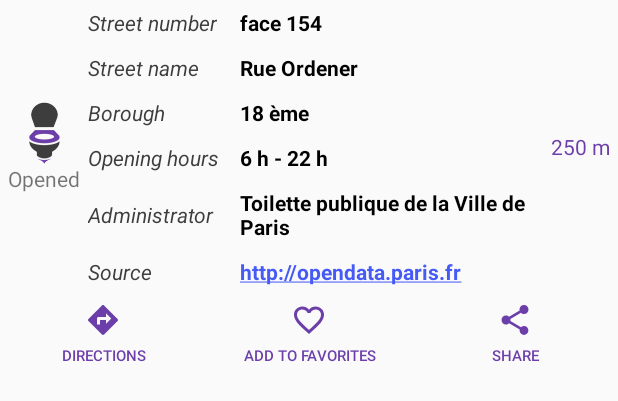
After one commit to Rominet/WayCludgie, an Android app: the layout fragment_sanisette_detail.xml on its own in the app's theme, with its tools: preview values and no code run, on a phone screen of 412 x 824 dp. The commit adds this screen. Shown: the top 401 px of the screen. Run offline under Robolectric (Android 15) with nearby library versions, the phone set to English and light mode, and no system bars.

Commit message:
Added detail layout

```diff
--- a/app/src/main/java/com/cryocrystal/waytocludgie/activity/MainActivity.kt
+++ b/app/src/main/java/com/cryocrystal/waytocludgie/activity/MainActivity.kt
@@ -39,7 +39,6 @@ class MainActivity : PresenterAppCompatActivity<MainPresenter>(), OnMapReadyCall
 
     override fun onSanisettesUpdated(sanisettes: List<SanisetteInfo>?) {
         val descriptor = BitmapDescriptorFactory.fromResource(R.drawable.toilet_opened_arrow)
-        mMap.clear()
         if (sanisettes != null){
             sanisettes.forEach {
                 mMap.addMarker(MarkerOptions()
--- /dev/null
+++ b/app/src/main/java/com/cryocrystal/waytocludgie/fragment/SanisetteDetailFragment.kt
@@ -0,0 +1,18 @@
+package com.cryocrystal.waytocludgie.fragment
+
+import android.os.Bundle
+import android.support.v4.app.Fragment
+import android.view.LayoutInflater
+import android.view.View
+import android.view.ViewGroup
+import com.cryocrystal.waytocludgie.R
+
+/**
+ * Created by destr on 28/02/2018.
+ */
+class SanisetteDetailFragment : Fragment(){
+
+    override fun onCreateView(inflater: LayoutInflater, container: ViewGroup?, savedInstanceState: Bundle?): View? {
+        return inflater.inflate(R.layout.fragment_sanisette_detail, container, false)
+    }
+}
--- a/app/src/main/java/com/cryocrystal/waytocludgie/presenter/MainPresenter.kt
+++ b/app/src/main/java/com/cryocrystal/waytocludgie/presenter/MainPresenter.kt
@@ -28,14 +28,6 @@ class MainPresenter(context: Context, private val contract: MainContract) : Pres
         SanisettesApiService.create()
     }
 
-    override fun create() {
-        super.create()
-
-        link(sanisettesVariable.observable.subscribe {
-            contract.onSanisettesUpdated(it.toList())
-        })
-    }
-
     fun fetchInfo() {
         link(sanisettesObservable.subscribeBy(
                 onNext = {
@@ -51,6 +43,10 @@ class MainPresenter(context: Context, private val contract: MainContract) : Pres
                     }
                 },
                 onError = { contract.onWebError(it) }))
+
+        link(sanisettesVariable.observable.subscribe {
+            contract.onSanisettesUpdated(it.toList())
+        })
     }
 
     private fun publishFromResultFromResponse(sanisettes : List<SanisetteInfo>?){
--- a/app/src/main/java/com/cryocrystal/waytocludgie/viewholder/SanisetteViewHolder.kt
+++ b/app/src/main/java/com/cryocrystal/waytocludgie/viewholder/SanisetteViewHolder.kt
@@ -11,7 +11,6 @@ class SanisetteViewHolder(parent: ViewGroup, onClickListener: View.OnClickListen
 
     init {
         itemView.setOnClickListener(onClickListener)
-        itemView.ibFavorite.setOnClickListener(onClickListener)
     }
 
     override fun bind(item: SanisetteInfo?) {
--- /dev/null
+++ b/app/src/main/res/drawable/ic_directions_24dp.xml
@@ -0,0 +1,9 @@
+<vector xmlns:android="http://schemas.android.com/apk/res/android"
+        android:width="24dp"
+        android:height="24dp"
+        android:viewportWidth="24.0"
+        android:viewportHeight="24.0">
+    <path
+        android:fillColor="#FF6b3ea9"
+        android:pathData="M21.71,11.29l-9,-9c-0.39,-0.39 -1.02,-0.39 -1.41,0l-9,9c-0.39,0.39 -0.39,1.02 0,1.41l9,9c0.39,0.39 1.02,0.39 1.41,0l9,-9c0.39,-0.38 0.39,-1.01 0,-1.41zM14,14.5V12h-4v3H8v-4c0,-0.55 0.45,-1 1,-1h5V7.5l3.5,3.5 -3.5,3.5z"/>
+</vector>
--- a/app/src/main/res/drawable/ic_list_black_24dp.xml
+++ b/app/src/main/res/drawable/ic_list_24dp.xml
@@ -4,6 +4,6 @@
         android:viewportWidth="24.0"
         android:viewportHeight="24.0">
     <path
-        android:fillColor="#FF000000"
+        android:fillColor="#FF6b3ea9"
         android:pathData="M3,13h2v-2L3,11v2zM3,17h2v-2L3,15v2zM3,9h2L5,7L3,7v2zM7,13h14v-2L7,11v2zM7,17h14v-2L7,15v2zM7,7v2h14L21,7L7,7z"/>
 </vector>
--- /dev/null
+++ b/app/src/main/res/drawable/ic_share_24dp.xml
@@ -0,0 +1,9 @@
+<vector xmlns:android="http://schemas.android.com/apk/res/android"
+        android:width="24dp"
+        android:height="24dp"
+        android:viewportWidth="24.0"
+        android:viewportHeight="24.0">
+    <path
+        android:fillColor="#FF6b3ea9"
+        android:pathData="M18,16.08c-0.76,0 -1.44,0.3 -1.96,0.77L8.91,12.7c0.05,-0.23 0.09,-0.46 0.09,-0.7s-0.04,-0.47 -0.09,-0.7l7.05,-4.11c0.54,0.5 1.25,0.81 2.04,0.81 1.66,0 3,-1.34 3,-3s-1.34,-3 -3,-3 -3,1.34 -3,3c0,0.24 0.04,0.47 0.09,0.7L8.04,9.81C7.5,9.31 6.79,9 6,9c-1.66,0 -3,1.34 -3,3s1.34,3 3,3c0.79,0 1.5,-0.31 2.04,-0.81l7.12,4.16c-0.05,0.21 -0.08,0.43 -0.08,0.65 0,1.61 1.31,2.92 2.92,2.92 1.61,0 2.92,-1.31 2.92,-2.92s-1.31,-2.92 -2.92,-2.92z"/>
+</vector>
--- a/app/src/main/res/drawable/ic_toggle_favorite.xml
+++ b/app/src/main/res/drawable/ic_toggle_favorite.xml
@@ -1,6 +1,6 @@
 <?xml version="1.0" encoding="utf-8"?>
 <selector xmlns:android="http://schemas.android.com/apk/res/android">
 
-    <item android:state_checked="true" android:drawable="@drawable/ic_favorite_black_24dp" />
-    <item android:drawable="@drawable/ic_favorite_border_black_24dp" />
+    <item android:state_checked="true" android:drawable="@drawable/ic_favorite_24dp" />
+    <item android:drawable="@drawable/ic_favorite_border_24dp" />
 </selector>
--- /dev/null
+++ b/app/src/main/res/layout/fragment_sanisette_detail.xml
@@ -0,0 +1,178 @@
+<?xml version="1.0" encoding="utf-8"?>
+<LinearLayout xmlns:android="http://schemas.android.com/apk/res/android"
+    xmlns:app="http://schemas.android.com/apk/res-auto"
+    xmlns:tools="http://schemas.android.com/tools"
+    android:layout_width="match_parent"
+    android:layout_height="wrap_content"
+    android:gravity="center"
+    android:orientation="vertical">
+
+    <LinearLayout
+        android:layout_width="match_parent"
+        android:layout_height="wrap_content"
+        android:gravity="center"
+        android:orientation="horizontal">
+
+        <LinearLayout
+            android:layout_width="wrap_content"
+            android:layout_height="match_parent"
+            android:gravity="center"
+            android:orientation="vertical"
+            android:padding="5dp">
+
+            <android.support.v7.widget.AppCompatImageView
+                android:id="@+id/ivStatus"
+                android:layout_width="wrap_content"
+                android:layout_height="wrap_content"
+                android:layout_gravity="center"
+                app:srcCompat="@drawable/toilet_opened_arrow" />
+
+            <android.support.v7.widget.AppCompatTextView
+                android:id="@+id/tvOpened"
+                android:layout_width="wrap_content"
+                android:layout_height="wrap_content"
+                tools:text="Opened" />
+        </LinearLayout>
+
+
+        <TableLayout
+            android:layout_width="0dp"
+            android:layout_height="wrap_content"
+            android:layout_weight="1"
+            android:shrinkColumns="1">
+
+            <TableRow style="@style/TableRow">
+
+                <android.support.v7.widget.AppCompatTextView
+                    android:layout_marginEnd="15dp"
+                    android:layout_marginRight="15dp"
+                    android:text="@string/street_number_label"
+                    style="@style/TableLabel" />
+
+                <android.support.v7.widget.AppCompatTextView
+                    android:id="@+id/tvStreetNumber"
+                    tools:text="face 154"
+                    style="@style/TableData" />
+            </TableRow>
+
+            <TableRow style="@style/TableRow">
+
+                <android.support.v7.widget.AppCompatTextView
+                    android:text="@string/street_name_label"
+                    style="@style/TableLabel" />
+
+                <android.support.v7.widget.AppCompatTextView
+                    android:id="@+id/tvStreetName"
+                    tools:text="Rue Ordener"
+                    style="@style/TableData" />
+            </TableRow>
+
+            <TableRow style="@style/TableRow">
+
+                <android.support.v7.widget.AppCompatTextView
+                    android:text="@string/borough_label"
+                    style="@style/TableLabel" />
+
+                <android.support.v7.widget.AppCompatTextView
+                    android:id="@+id/tvBorough"
+                    tools:text="18 ème"
+                    style="@style/TableData" />
+            </TableRow>
+
+            <TableRow style="@style/TableRow">
+
+                <android.support.v7.widget.AppCompatTextView
+                    android:text="@string/opening_hours_label"
+                    style="@style/TableLabel" />
+
+                <android.support.v7.widget.AppCompatTextView
+                    android:id="@+id/tvOpeningHours"
+                    tools:text="6 h - 22 h"
+                    style="@style/TableData" />
+            </TableRow>
+
+            <TableRow style="@style/TableRow">
+
+                <android.support.v7.widget.AppCompatTextView
+                    android:layout_gravity="center_vertical"
+                    android:text="@string/administrator_label"
+                    style="@style/TableLabel" />
+
+                <android.support.v7.widget.AppCompatTextView
+                    android:id="@+id/tvAdministrator"
+                    tools:text="Toilette publique de la Ville de Paris"
+                    style="@style/TableData" />
+            </TableRow>
+
+            <TableRow style="@style/TableRow">
+
+                <android.support.v7.widget.AppCompatTextView
+                    android:layout_gravity="center_vertical"
+                    android:text="@string/source_label"
+                    style="@style/TableLabel" />
+
+                <android.support.v7.widget.AppCompatTextView
+                    android:id="@+id/tvSource"
+                    android:autoLink="web"
+                    android:linksClickable="true"
+                    android:textColorLink="@color/links"
+                    tools:text="http://opendata.paris.fr"
+                    style="@style/TableData" />
+            </TableRow>
+
+        </TableLayout>
+
+        <android.support.v7.widget.AppCompatTextView
+            android:id="@+id/tvDistance"
+            android:layout_width="wrap_content"
+            android:layout_height="match_parent"
+            android:background="@null"
+            android:gravity="center"
+            android:padding="5dp"
+            android:textColor="@color/colorAccent"
+            app:srcCompat="@drawable/ic_toggle_favorite"
+            tools:text="250 m" />
+
+    </LinearLayout>
+
+    <LinearLayout
+        android:layout_marginTop="5dp"
+        android:gravity="center"
+        android:layout_width="match_parent"
+        android:layout_height="wrap_content">
+
+        <android.support.v7.widget.AppCompatButton
+            android:id="@+id/btDirections"
+            android:layout_width="0dp"
+            android:layout_height="wrap_content"
+            android:layout_weight="1"
+            android:background="@null"
+            android:textSize="10sp"
+            android:textColor="@color/colorAccent"
+            android:drawableTop="@drawable/ic_directions_24dp"
+            android:text="@string/directions" />
+
+        <ToggleButton
+            android:id="@+id/btFavorite"
+            android:layout_width="0dp"
+            android:layout_height="wrap_content"
+            android:layout_weight="1"
+            android:background="@null"
+            android:drawableTop="@drawable/ic_toggle_favorite"
+            android:textSize="10sp"
+            android:textColor="@color/colorAccent"
+            android:textOn="@string/remove_from_favorites"
+            android:textOff="@string/add_to_favorites"/>
+
+        <android.support.v7.widget.AppCompatButton
+            android:id="@+id/btShare"
+            android:layout_width="0dp"
+            android:layout_height="wrap_content"
+            android:layout_weight="1"
+            android:background="@null"
+            android:textSize="10sp"
+            android:textColor="@color/colorAccent"
+            android:drawableTop="@drawable/ic_share_24dp"
+            android:text="@string/share" />
+    </LinearLayout>
+</LinearLayout>
--- a/app/src/main/res/layout/fragment_sanisettes_list.xml
+++ b/app/src/main/res/layout/fragment_sanisettes_list.xml
@@ -9,7 +9,7 @@
         android:layout_height="@dimen/slidingPanelHeight"
         android:layout_gravity="center"
         android:button="@null"
-        android:drawableTop="@drawable/ic_list_black_24dp"
+        android:drawableTop="@drawable/ic_list_24dp"
         android:gravity="center"
         android:text="WC list" />
 
--- a/app/src/main/res/layout/item_sanisette.xml
+++ b/app/src/main/res/layout/item_sanisette.xml
@@ -1,10 +1,10 @@
 <?xml version="1.0" encoding="utf-8"?>
-<android.support.v7.widget.CardView
-    xmlns:android="http://schemas.android.com/apk/res/android"
+<android.support.v7.widget.CardView xmlns:android="http://schemas.android.com/apk/res/android"
     xmlns:app="http://schemas.android.com/apk/res-auto"
     xmlns:tools="http://schemas.android.com/tools"
     android:layout_width="match_parent"
     android:layout_height="wrap_content"
+    app:contentPadding="5dp"
     android:layout_marginBottom="@dimen/card_top_bottom_margin"
     android:layout_marginLeft="@dimen/card_sides_margin"
     android:layout_marginRight="@dimen/card_sides_margin"
@@ -12,8 +12,6 @@
     app:cardCornerRadius="@dimen/card_corner_radius">
 
     <LinearLayout xmlns:android="http://schemas.android.com/apk/res/android"
-        xmlns:app="http://schemas.android.com/apk/res-auto"
-        xmlns:tools="http://schemas.android.com/tools"
     android:layout_width="match_parent"
     android:layout_height="wrap_content"
     android:gravity="center"
@@ -63,18 +61,20 @@
         android:id="@+id/tvBorough"
         android:layout_width="wrap_content"
         android:layout_height="wrap_content"
-            android:layout_marginEnd="10dp"
-            android:layout_marginLeft="10dp"
-            android:layout_marginRight="10dp"
-            android:layout_marginStart="10dp"
+        android:padding="5dp"
         tools:text="18 ème" />
 
-        <android.support.v7.widget.AppCompatImageButton
-            android:id="@+id/ibFavorite"
-            android:layout_width="50dp"
-            android:layout_height="50dp"
+    <android.support.v7.widget.AppCompatTextView
+        android:id="@+id/tvDistance"
+        android:layout_width="wrap_content"
+        android:layout_height="match_parent"
         android:background="@null"
-            app:srcCompat="@drawable/ic_toggle_favorite" />
+        android:gravity="center"
+        android:padding="5dp"
+        android:textColor="@color/colorAccent"
+        app:srcCompat="@drawable/ic_toggle_favorite"
+        tools:text="250 m" />
 
 </LinearLayout>
+
 </android.support.v7.widget.CardView>
--- a/app/src/main/res/values/colors.xml
+++ b/app/src/main/res/values/colors.xml
@@ -5,4 +5,5 @@
     <color name="colorAccent">#6b3ea9</color>
 
     <color name="white">#FFFFFF</color>
+    <color name="links">#465af5</color>
 </resources>
--- a/app/src/main/res/values/strings.xml
+++ b/app/src/main/res/values/strings.xml
@@ -2,4 +2,14 @@
     <string name="app_name">Way to Cludgie</string>
     <string name="title_activity_markers">Way to Cludgie</string>
     <string name="borough_formated">%1$s ème</string>
+    <string name="street_number_label">Street number</string>
+    <string name="street_name_label">Street name</string>
+    <string name="borough_label">Borough</string>
+    <string name="opening_hours_label">Opening hours</string>
+    <string name="administrator_label">Administrator</string>
+    <string name="source_label">Source</string>
+    <string name="directions">Directions</string>
+    <string name="remove_from_favorites">Remove from favorites</string>
+    <string name="add_to_favorites">Add to favorites</string>
+    <string name="share">Share</string>
 </resources>
--- a/app/src/main/res/values/styles.xml
+++ b/app/src/main/res/values/styles.xml
@@ -9,4 +9,19 @@
         <item name="android:windowActionBarOverlay">true</item>
     </style>
 
+    <style name="TableRow">
+        <item name="android:paddingBottom">5dp</item>
+        <item name="android:paddingTop">5dp</item>
+    </style>
+
+    <style name="TableData">
+        <item name="android:textColor">@color/colorPrimaryDark</item>
+        <item name="android:textStyle">bold</item>
+    </style>
+
+    <style name="TableLabel">
+        <item name="android:textColor">@color/colorPrimary</item>
+        <item name="android:textStyle">italic</item>
+    </style>
+
 </resources>
```
Also changed, not shown: app/src/main/res/drawable/ic_favorite_24dp.xml (renamed from app/src/main/res/drawable/ic_favorite_black_24dp.xml), app/src/main/res/drawable/ic_favorite_border_24dp.xml (renamed from app/src/main/res/drawable/ic_favorite_border_black_24dp.xml). Lines whose indentation alone changed are shown as unchanged.
